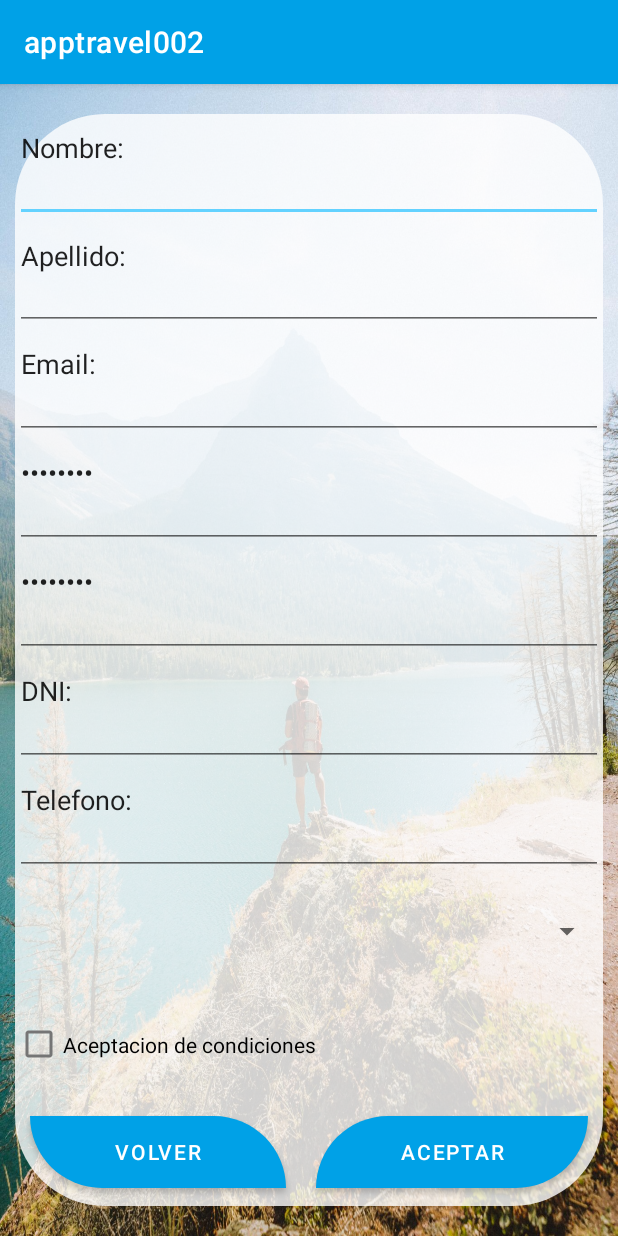
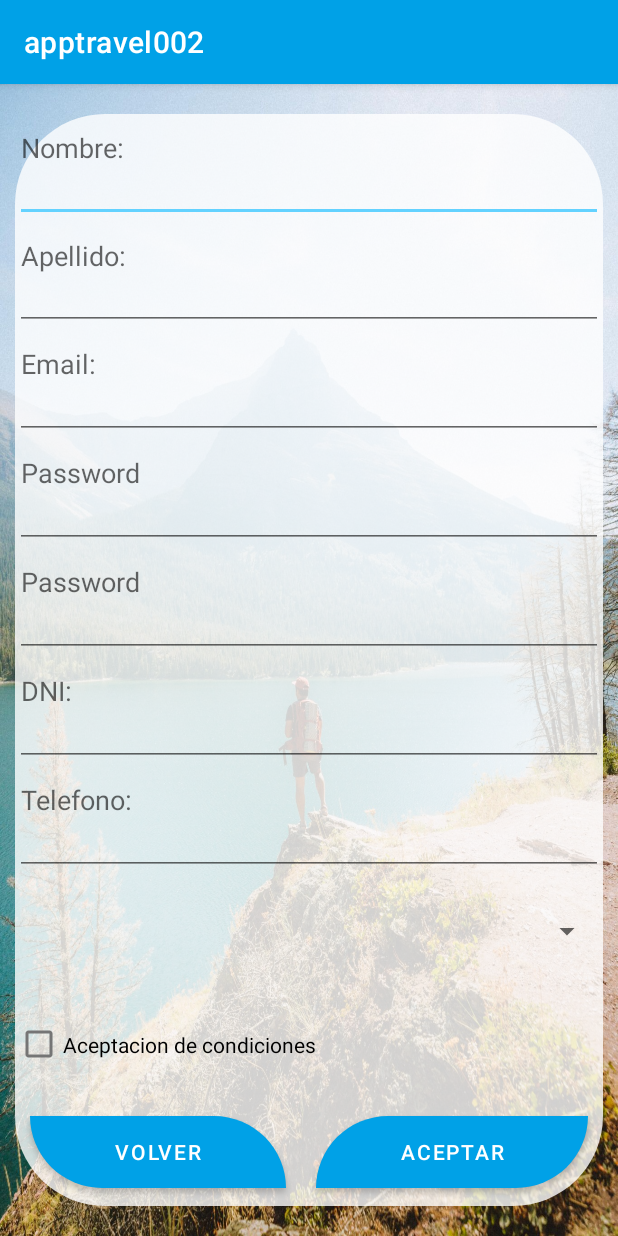
Before and after one commit to taras-podolchak/apptravel002, an Android app: the fragment V_04_1 shown on its own in the app's theme, after a tap on "ACEPTAR", on a phone screen of 412 x 824 dp. Run offline under Robolectric (Android 15) with nearby library versions, the phone set to English and light mode, and no system bars; our stand-ins replace Firebase (no records; nobody signed in at launch, a user with empty details on screens opened directly).

Commit message:
con 2 bbdd funcionados, y v_04_1 casi terminada. se sube para que Kike comprueba esa maravilla

```diff
--- a/app/src/main/java/com/appvisibility/apptravel002/ui/valiente/v_04_1/V_04_1.java
+++ b/app/src/main/java/com/appvisibility/apptravel002/ui/valiente/v_04_1/V_04_1.java
@@ -65,7 +65,7 @@ public class V_04_1 extends Fragment {
     //Declaramos de los bbdd
     private FirebaseAuth firebaseAuth;
     private FirebaseFirestore firebaseFirestore;
-   // private DatabaseReference mDatabase;
+    // private DatabaseReference mDatabase; //no necesitamos  esa bbdd
 
 
     /**
@@ -105,7 +105,7 @@ public class V_04_1 extends Fragment {
         //inicializamos el objeto firebaseAuth
         firebaseAuth = FirebaseAuth.getInstance();
         firebaseFirestore = FirebaseFirestore.getInstance();
-        //mDatabase = FirebaseDatabase.getInstance().getReference();
+        //mDatabase = FirebaseDatabase.getInstance().getReference();  //no necesitamos  esa bbdd
         //Referenciamos los views
         v04_1_editTextTextPersonName_nombre = view.findViewById(R.id.v04_1_editTextTextPersonName_nombre);
         v04_1_editTextTextPersonName_apellido = view.findViewById(R.id.v04_1_editTextTextPersonName_apellido);
@@ -119,26 +119,13 @@ public class V_04_1 extends Fragment {
         v04_1_boton_aceptar = view.findViewById(R.id.v04_1_boton_aceptar);
         v04_1_boton_volver = view.findViewById(R.id.v04_1_boton_volver);
 
-
         progressDialog = new ProgressDialog(mContext);
-       /* fragmentContainerView = findViewById(R.id.fragmentContainerView);
-        cbTerminos = findViewById(R.id.cbTerminos);
-        cbDatos = findViewById(R.id.cbDatos);
-        //attaching listener to button
-        btnRegistrar.setOnClickListener(this);
-        //END2º
-        tvTerminosCondiciones = findViewById(R.id.tvTerminosCondiciones);
-        tvTerminosCondiciones.setOnClickListener(view -> {
-            //Navigation.findNavController(view, R.id.navigation_viajes).navigate(R.id.wvShowTOC);
-            startActivity(new Intent(this, WebviewActivity.class));
-        });
-         */
 
         v04_1_boton_aceptar.setOnClickListener(new View.OnClickListener() {
             @Override
             public void onClick(View view) {
-                registrarUsuario();
-                //Navigation.findNavController(view).navigate(R.id.action_nav_v04_1_to_nav_v05);
+                //la navegacion se hace en registrarUsuario despues de que todos datos tienen exito
+                registrarUsuario(view);
             }
         });
 
@@ -152,8 +139,8 @@ public class V_04_1 extends Fragment {
     }
 
 
-    //2º MÉTODOS REGISTROFB  ||alice@ya.es 123456
-    private void registrarUsuario() {
+    //2º MÉTODOS REGISTROFB
+    private void registrarUsuario(View view) {
 
         if (!v04_1_checkBox_aceptacion_condiciones.isChecked() /*|| !cbTerminos.isChecked()*/) {
             Toast.makeText(getActivity(), "Debes aceptar los términos y condiciones", Toast.LENGTH_LONG).show();
@@ -208,17 +195,23 @@ public class V_04_1 extends Fragment {
             return;
         }
 
-        progressDialog.setMessage("Realizando registro en linea...");
-        progressDialog.show();
-
+        //creamos el objeto del usuario
+        Map<String, Object> user = new HashMap<>();
+        user.put("nombre_val", nombre);
+        user.put("apellido1_va", apeido);
+        user.put("email_val", email);
+        user.put("dni_val", dni);
+        user.put("movil_val", telefono);
         firebaseAuth.createUserWithEmailAndPassword(email, passwordTrue)
-                .addOnCompleteListener(getActivity(), new OnCompleteListener<AuthResult>() { //equi tenemos los cambios this -> getActivity()
+                .addOnCompleteListener(getActivity(), new OnCompleteListener<AuthResult>() {
                     @Override
                     public void onComplete(@NonNull Task<AuthResult> task) {
-                        //checking if success
+                        //comprobando el éxito
                         if (task.isSuccessful()) {
-
                             Toast.makeText(getActivity(), "Se ha registrado el usuario: " + nombre + " " + apeido, Toast.LENGTH_LONG).show();
+                            //añadomos el usuario a FirebaseFirestore
+                            firebaseFirestore.collection("valiente_val").document(firebaseAuth.getUid()).set(user);
+                            Navigation.findNavController(view).navigate(R.id.action_nav_v04_1_to_nav_v05);
                         } else {
 
                             Toast.makeText(getActivity(), "Ya existe el usuario con el mismo mail", Toast.LENGTH_LONG).show();
@@ -226,46 +219,22 @@ public class V_04_1 extends Fragment {
                         progressDialog.dismiss();
                     }
                 });
+        progressDialog.setMessage("Realizando registro en linea...");
+        progressDialog.show();
 
-        Map<String, Object> user = new HashMap<>();
-        user.put("nombre_val", nombre);
-        user.put("apellido1_va", apeido);
-        user.put("email_val", email);
-        user.put("dni_val", dni);
-        user.put("movil_val", telefono);
-        firebaseFirestore.collection("valiente_val").add(user).addOnSuccessListener(new OnSuccessListener<DocumentReference>() {
-            @Override
-            public void onSuccess(DocumentReference documentReference) {
-                Toast.makeText(getActivity(), "DocumentSnapshot added with ID: " + documentReference.getId(), Toast.LENGTH_LONG).show();
-                ;
-            }
-        })
-                .addOnFailureListener(new OnFailureListener() {
-                    @Override
-                    public void onFailure(@NonNull Exception e) {
-                        Toast.makeText(getActivity(), "Error adding document" + e, Toast.LENGTH_LONG).show();
-                        ;
-                    }
-                });
-
+        //es un ejemplo como trabajar con DatabaseReference //no necesitamos  esa bbdd
         /*mDatabase.child("16").child("data").child("30").child("nombre_val").setValue(nombre);
         mDatabase.child("16").child("data").child("30").child("apellido1_va").setValue(apeido);
         mDatabase.child("16").child("data").child("30").child("email_val").setValue(email);
         mDatabase.child("16").child("data").child("30").child("dni_val").setValue(dni);
-       // mDatabase.child("16").child("data").add/*child("30").child("movil_val").setValue(telefono)*/;
+       // mDatabase.child("16").child("data").add/*child("30").child("movil_val").setValue(telefono)*/
+        ;
 
     }
-
 
     @Override
     public void onAttach(Context context) {
         super.onAttach(context);
         mContext = context;
     }
-   /* @Override
-    public void onClick(View view) {
-        //Invocamos al método:
-        registrarUsuario();
-    }*/
-    //2º FIN MÉTODOS REGISTROFB
 }
--- a/app/src/main/res/layout/fragment_v_04_1.xml
+++ b/app/src/main/res/layout/fragment_v_04_1.xml
@@ -29,7 +29,7 @@
             android:ems="10"
             android:gravity="left"
             android:inputType="textPersonName"
-            android:text="Nombre:" />
+            android:hint="Nombre:" />
         <EditText
             android:id="@+id/v04_1_editTextTextPersonName_apellido"
             android:layout_width="match_parent"
@@ -38,7 +38,7 @@
             android:ems="10"
             android:gravity="left"
             android:inputType="textPersonName"
-            android:text="Apellido:" />
+            android:hint="Apellido:" />
         <EditText
             android:id="@+id/v04_1_editTextTextPersonName_email"
             android:layout_width="match_parent"
@@ -47,7 +47,7 @@
             android:ems="10"
             android:gravity="left"
             android:inputType="textEmailAddress"
-            android:text="Email:" />
+            android:hint="Email:" />
 
 
         <EditText
@@ -58,7 +58,7 @@
             android:ems="10"
             android:gravity="left"
             android:inputType="textPassword"
-            android:text="Password" />
+            android:hint="Password" />
         <EditText
             android:id="@+id/v04_1_editTextTextPersonName_password2"
             android:layout_width="match_parent"
@@ -67,7 +67,7 @@
             android:ems="10"
             android:gravity="left"
             android:inputType="textPassword"
-            android:text="Password" />
+            android:hint="Password" />
         <EditText
             android:id="@+id/v04_1_editTextTextPersonName_dni"
             android:layout_width="match_parent"
@@ -76,7 +76,7 @@
             android:ems="10"
             android:gravity="left"
             android:inputType="textPersonName"
-            android:text="DNI:" />
+            android:hint="DNI:" />
         <EditText
             android:id="@+id/v04_1_editTextTextPersonName_telefono"
             android:layout_width="match_parent"
@@ -85,7 +85,7 @@
             android:ems="10"
             android:gravity="left"
             android:inputType="phone"
-            android:text="Telefono:" />
+            android:hint="Telefono:" />
 
         <Spinner
             android:id="@+id/v04_1_spinner_valiente_colaborador"
```
